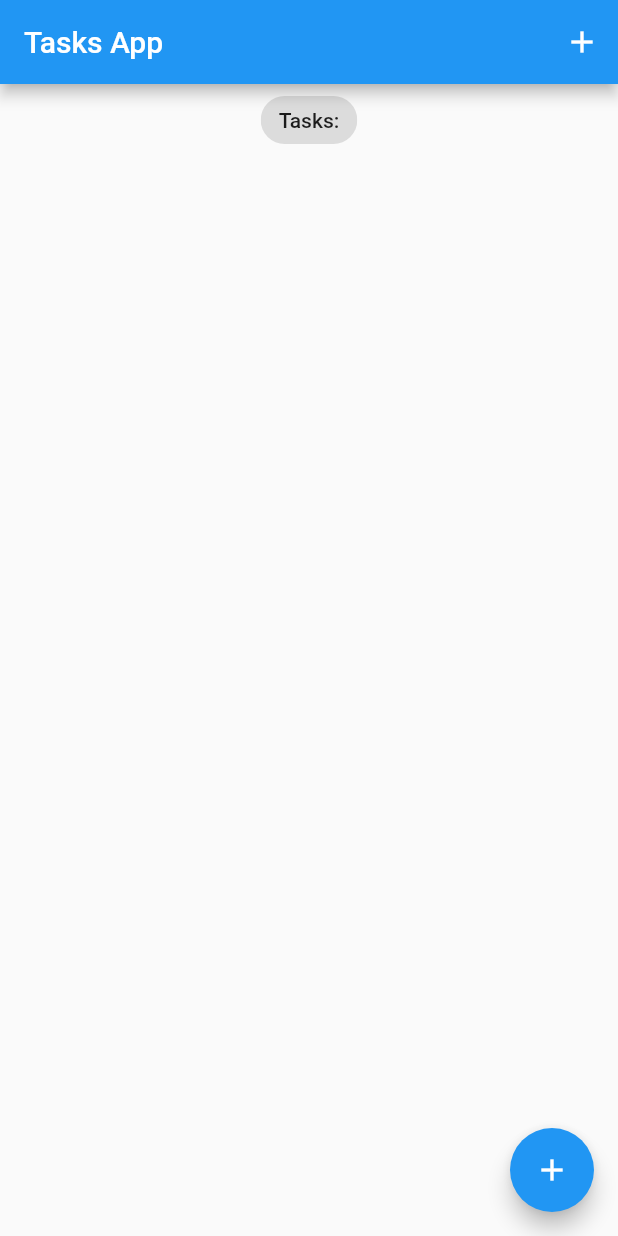
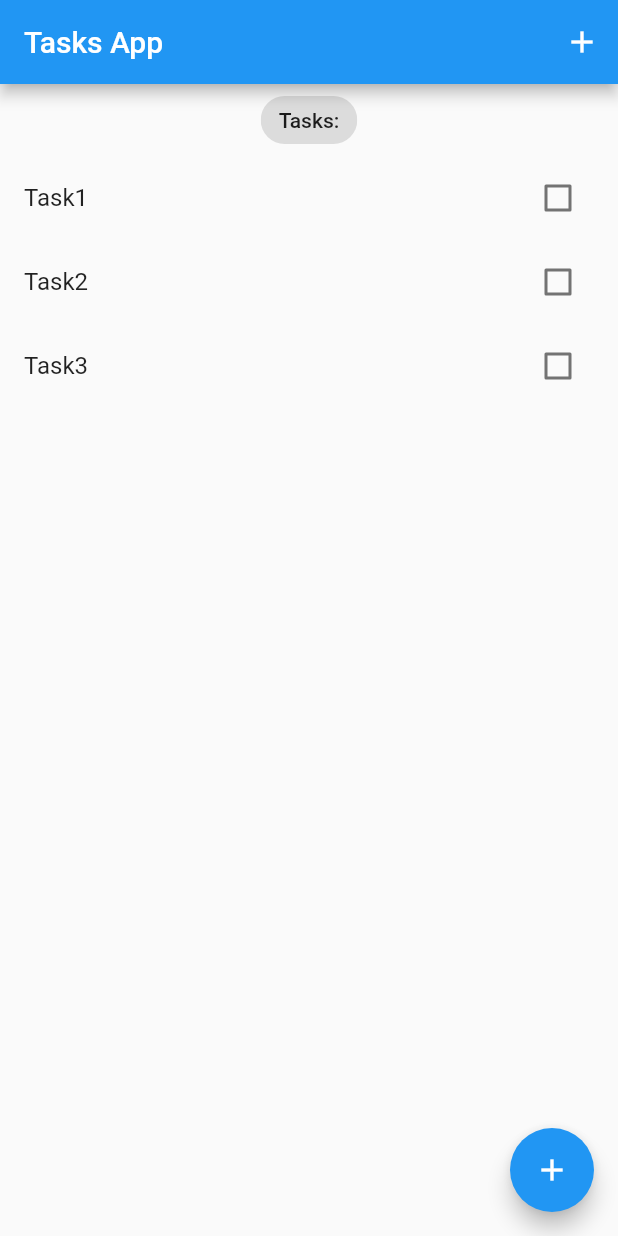
Before and after one commit to JohnGJackson0/favs-flutter, a Flutter app: the screen it shows after launch, on a phone screen of 412 x 824 dp. Run offline on Flutter 3.47's test engine with Material 2 defaults, Android fonts, the phone set to English and light mode, and no system bars; our stand-ins replace equatable.

Commit message:
feat: add tasks

```diff
--- a/lib/main.dart
+++ b/lib/main.dart
@@ -17,7 +17,7 @@ class MyApp extends StatelessWidget {
       theme: ThemeData(
         primarySwatch: Colors.blue,
       ),
-      home: const TasksScreen(),
+      home: TasksScreen(),
     );
   }
 }
--- /dev/null
+++ b/lib/models/task.dart
@@ -0,0 +1,63 @@
+import 'package:equatable/equatable.dart';
+
+/*
+  Person("Bob") == Person("Bob") is normally false
+  override == and hashCode to compare objects
+  by value or extend equatable, requires final properties
+*/
+
+class Task extends Equatable {
+  final String title;
+  final bool? isDone;
+  final bool? isDeleted;
+
+  Task({required this.title, required this.isDone, required this.isDeleted}) {
+    // ??   return isDone if null then false
+    // isDone = isDone ?? false;
+    // isDeleted = isDeleted ?? false;
+  }
+
+  // recreate obj instead of mutate
+  Task copyWith({
+    String? title,
+    bool? isDone,
+    bool? isDeleted,
+  }) {
+    return Task(
+      title: title ?? this.title,
+      isDone: isDone ?? this.isDone,
+      isDeleted: isDeleted ?? this.isDeleted,
+    );
+  }
+
+  /*
+    point:
+    transfers non-primitive of obj to map as
+    it can be serialized, Map<String, dynamic> =
+    {String: anything, ... }
+  */
+  Map<String, dynamic> toMap() {
+    return <String, dynamic>{
+      'title': title,
+      'isDone': isDone,
+      'isDeleted': isDeleted,
+    };
+  }
+
+  /*
+    factory type has return but never uses 'this' :
+    turns map back into instantiated class, therefor
+    alows us to save objects and re-hydrate
+  */
+
+  factory Task.fromMap(Map<String, dynamic> map) {
+    return Task(
+      title: map['title'] as String,
+      isDone: map['isDone'] != null ? map['isDone'] as bool : null,
+      isDeleted: map['isDeleted'] != null ? map['isDeleted'] as bool : null,
+    );
+  }
+
+  @override
+  List<Object?> get props => [title, isDone, isDeleted];
+}
--- a/lib/screens/tasks_screen.dart
+++ b/lib/screens/tasks_screen.dart
@@ -1,7 +1,14 @@
 import 'package:flutter/material.dart';
+import '../models/task.dart';
 
 class TasksScreen extends StatelessWidget {
-  const TasksScreen({Key? key}) : super(key: key);
+  TasksScreen({Key? key}) : super(key: key);
+
+  final List<Task> tasksList = [
+    Task(title: 'Task1', isDeleted: false, isDone: false),
+    Task(title: 'Task2', isDeleted: false, isDone: false),
+    Task(title: 'Task3', isDeleted: false, isDone: false)
+  ];
 
   @override
   Widget build(BuildContext context) {
@@ -17,12 +24,26 @@ class TasksScreen extends StatelessWidget {
       ),
       body: Column(
         crossAxisAlignment: CrossAxisAlignment.center,
-        children: const [
-          Center(
+        children: [
+          const Center(
             child: Chip(
               label: Text(
                 'Tasks:',
               ),
+            ),
+          ),
+          Expanded(
+            child: ListView.builder(
+              itemCount: tasksList.length,
+              itemBuilder: (context, index) {
+                return ListTile(
+                  title: Text(tasksList[index].title),
+                  trailing: Checkbox(
+                    value: tasksList[index].isDone,
+                    onChanged: (value) {},
+                  ),
+                );
+              },
             ),
           ),
         ],
```
Also changed, not shown: pubspec.yaml (+4 -4 lines), pubspec.lock, 3 other files.
